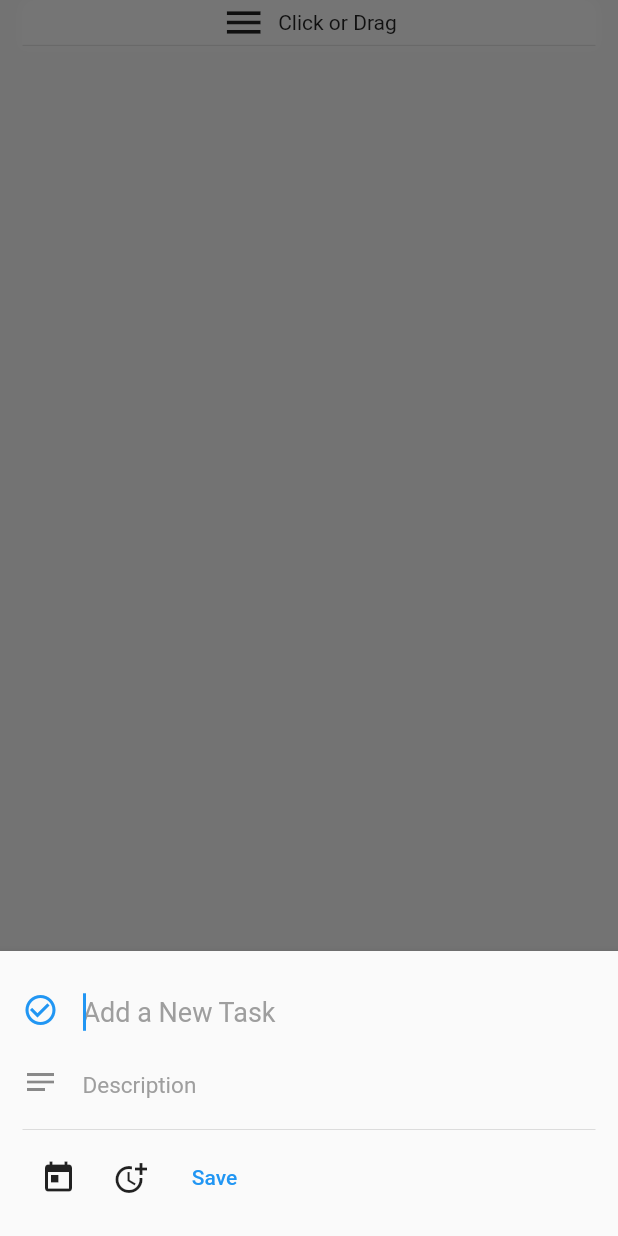
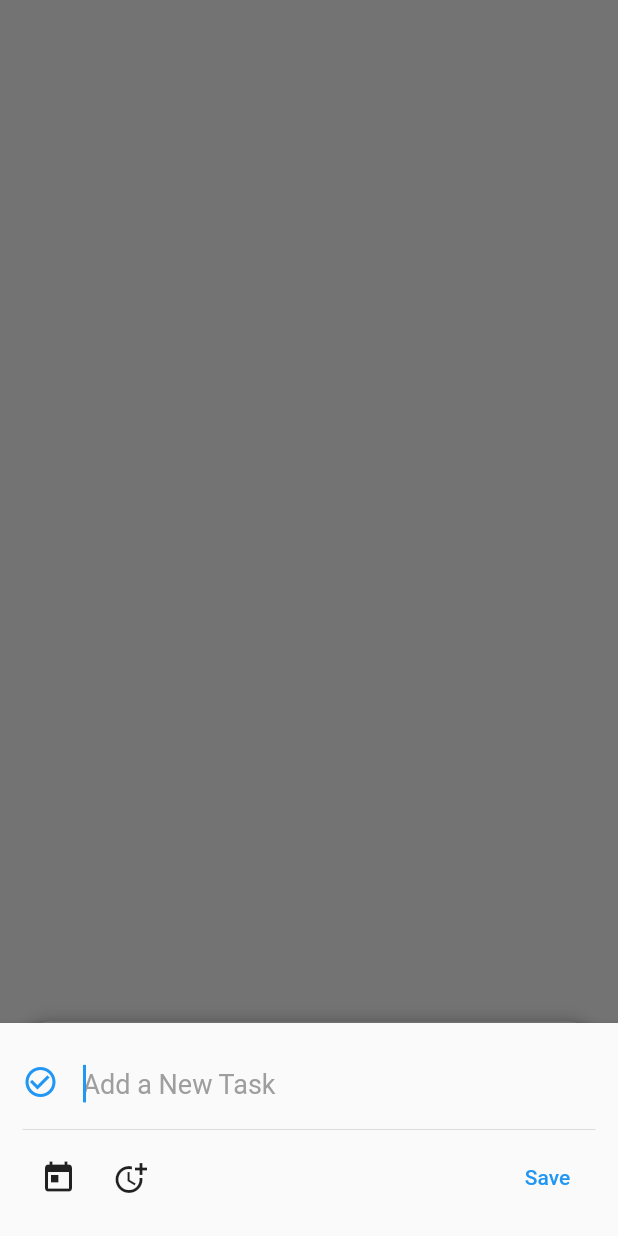
Before and after one commit to boyLazySean/github-Real-Quest, a Flutter app: the screen it shows after launch, after a tap on the "add" icon, on a phone screen of 412 x 824 dp. Run offline on Flutter 3.47's test engine with Material 2 defaults, Android fonts, the phone set to English and light mode, and no system bars; drawn by our look-alikes of sliding_up_panel; missing offline and left inert: flutter_sliding_up_panel.

Commit message:
CHANGE Sliding Panel

```diff
--- a/lib/mainPage.dart
+++ b/lib/mainPage.dart
@@ -1,5 +1,8 @@
 import 'package:flutter/material.dart';
 import 'package:flutter_sliding_up_panel/flutter_sliding_up_panel.dart';
+import 'package:intl/intl.dart';
+import 'package:flutter_sliding_up_panel/sliding_up_panel_widget.dart';
+import 'package:sliding_up_panel/sliding_up_panel.dart';
 
 class Todo {
   bool isDone = false;
@@ -28,22 +31,34 @@ class _mainPageState extends State<mainPage> {
   ScrollController scrollController;
   SlidingUpPanelController panelController = SlidingUpPanelController();
 
+  final double _initFabHeight = 120.0;
+  double _fabHeight;
+  double _panelHeightOpen;
+  double _panelHeightClosed = 95.0;
+
   @override
   void initState() {
-    scrollController = ScrollController();
-    scrollController.addListener(() {
-      if (scrollController.offset >=
-              scrollController.position.maxScrollExtent &&
-          !scrollController.position.outOfRange) {
-        panelController.expand();
-      } else if (scrollController.offset <=
-              scrollController.position.minScrollExtent &&
-          !scrollController.position.outOfRange) {
-        panelController.anchor();
-      } else {}
-    });
     super.initState();
+
+    _fabHeight = _initFabHeight;
   }
+
+  // @override
+  // void initState() {
+  //   scrollController = ScrollController();
+  //   scrollController.addListener(() {
+  //     if (scrollController.offset >=
+  //             scrollController.position.maxScrollExtent &&
+  //         !scrollController.position.outOfRange) {
+  //       panelController.expand();
+  //     } else if (scrollController.offset <=
+  //             scrollController.position.minScrollExtent &&
+  //         !scrollController.position.outOfRange) {
+  //       panelController.anchor();
+  //     } else {}
+  //   });
+  //   super.initState();
+  // }
 
   final _items = <Todo>[];
 
@@ -89,6 +104,7 @@ class _mainPageState extends State<mainPage> {
   }
 
   Future<void> showDateDialog(BuildContext context) async {
+    final DateFormat _dateFormatter = DateFormat('MM, dd, yyyy');
     final newDate = await showDatePicker(
         context: context,
         initialDate: _date,
@@ -100,6 +116,7 @@ class _mainPageState extends State<mainPage> {
         _date = newDate;
       });
     }
+
     return Scaffold(
         body: Column(
       children: [
@@ -117,9 +134,9 @@ class _mainPageState extends State<mainPage> {
 
   @override
   Widget build(BuildContext context) {
-    return Stack(
-      children: <Widget>[
-        Scaffold(
+    _panelHeightOpen = MediaQuery.of(context).size.height * .80;
+
+    return Scaffold(
       bottomNavigationBar: BottomAppBar(
         child: Row(
           children: [
@@ -152,96 +169,84 @@ class _mainPageState extends State<mainPage> {
               _taskPopUpScreen(context);
             },
           )),
-          floatingActionButtonLocation:
-              FloatingActionButtonLocation.centerDocked,
-          body: SlidingUpPanelWidget(
-            child: Container(
-              margin: EdgeInsets.symmetric(horizontal: 15.0),
-              decoration: ShapeDecoration(
-                color: Colors.white,
-                shadows: [
-                  BoxShadow(
-                    blurRadius: 5.0,
-                    spreadRadius: 2.0,
-                    color: Colors.white,
+      floatingActionButtonLocation: FloatingActionButtonLocation.centerDocked,
+      body: SlidingUpPanel(
+        margin: EdgeInsets.only(left: 15, right: 15),
+        maxHeight: _panelHeightOpen,
+        minHeight: _panelHeightClosed,
+        parallaxEnabled: true,
+        parallaxOffset: .5,
+        body: _body(),
+        panelBuilder: (sc) => _panel(sc),
+        borderRadius: BorderRadius.only(
+            topLeft: Radius.circular(18.0), topRight: Radius.circular(18.0)),
+        onPanelSlide: (double pos) => setState(() {
+          _fabHeight =
+              pos * (_panelHeightOpen - _panelHeightClosed) + _initFabHeight;
+        }),
+      ),
+    );
+  }
+
+  Widget _panel(ScrollController sc) {
+    return MediaQuery.removePadding(
+      context: context,
+      removeTop: true,
+      child: ListView(
+        controller: sc,
+        children: <Widget>[
+          SizedBox(
+            height: 8.0,
+          ),
+          Row(
+            mainAxisAlignment: MainAxisAlignment.center,
+            children: <Widget>[
+              Container(
+                width: 50,
+                height: 5,
+                decoration: BoxDecoration(
+                  color: Colors.grey[300],
+                  borderRadius: BorderRadius.all(Radius.circular(12.0)),
+                ),
               ),
             ],
-                shape: RoundedRectangleBorder(
-                  borderRadius: BorderRadius.only(
-                    topLeft: Radius.circular(10.0),
-                    topRight: Radius.circular(10.0),
           ),
-                ),
-              ),
-              child: Column(
-                children: <Widget>[
-                  Container(
-                    alignment: Alignment.center,
-                    child: Row(
-                      children: <Widget>[
-                        Icon(
-                          Icons.menu,
-                          size: 30,
-                        ),
-                        Padding(
-                          padding: EdgeInsets.only(left: 8.0),
-                        ),
-                        Text('Click or Drag'),
-                      ],
-                      mainAxisAlignment: MainAxisAlignment.center,
-                    ),
-                  ),
-                  Divider(
-                    height: 0.5,
-                    color: Colors.grey[300],
-                  ),
-                  Flexible(
-                    child: Container(
-                      child: ListView.separated(
-                        controller: scrollController,
+          ListView.separated(
             physics: ClampingScrollPhysics(),
             itemBuilder: (BuildContext context, todo) {
               return ListBody(
-                            children: _items
-                                .map((todo) => _buildItemWidget(todo))
-                                .toList(),
-                          );
+                  children:
+                      _items.map((todo) => _buildItemWidget(todo)).toList());
             },
             separatorBuilder: (context, todo) {
               return Divider(
-                            height: 0.5,
+                color: Colors.grey,
+                height: 0.1,
               );
             },
             shrinkWrap: true,
             itemCount: 1,
           ),
-                      color: Colors.white,
+        ],
       ),
-                  ),
-                ],
-                mainAxisSize: MainAxisSize.min,
-              ),
-            ),
-            controlHeight: 50.0,
-            anchor: 0.4,
-            panelController: panelController,
-            onTap: () {
-              if (SlidingUpPanelStatus.expanded == panelController.status) {
-                panelController.collapse();
-              } else {
-                panelController.expand();
-              }
-            },
-            enableOnTap: true,
-          ),
-        )
-      ],
     );
   }
+
+  Widget _body() {
+    return Container();
+  }
+
 
   Widget _buildItemWidget(Todo todo) {
     return ListTile(
       onTap: () => _toggleTodo(todo),
+      trailing: Checkbox(
+        onChanged: (value) {
+          print(value);
+        },
+        activeColor: Theme.of(context).primaryColor,
+        value: false,
+      ),
       title: Text(
         todo.title,
         style: todo.isDone
@@ -251,12 +256,10 @@ class _mainPageState extends State<mainPage> {
               )
             : null,
       ),
-        trailing: IconButton(
-          icon: Icon(Icons.delete_forever),
-          onPressed: () {
-            _deleteTodo(todo);
-          },
-        ));
+      subtitle: Text(
+        _date.toString(),
+      ),
+    );
   }
 
   void _taskPopUpScreen(BuildContext context) {
@@ -286,16 +289,6 @@ class _mainPageState extends State<mainPage> {
             ),
             Column(
               children: [
-                TextFormField(
-                  decoration: InputDecoration(
-                    border: InputBorder.none,
-                    icon: Icon(Icons.notes),
-                    hintText: 'Description',
-                    hintStyle: TextStyle(fontSize: 15, color: Colors.grey),
-                  ),
-                  textAlignVertical: TextAlignVertical.center,
-                  style: TextStyle(fontSize: 18),
-                ),
                 Divider(),
                 Row(
                   mainAxisAlignment: MainAxisAlignment.start,
@@ -312,6 +305,7 @@ class _mainPageState extends State<mainPage> {
                         showTimeDialog();
                       },
                     ),
+                    Spacer(),
                     TextButton(
                       child: Text('Save'),
                       onPressed: () => _addTodo(Todo(_todoController.text)),
--- a/pubspec.yaml
+++ b/pubspec.yaml
@@ -26,7 +26,8 @@ dependencies:
   google_fonts: ^2.0.0
   flutter_sliding_up_panel: ^1.1.0+1
   carousel_slider: ^3.0.0
-
+  intl: ^0.16.0
+  sliding_up_panel: ^1.0.2
 
   # The following adds the Cupertino Icons font to your application.
   # Use with the CupertinoIcons class for iOS style icons.
```
Also changed, not shown: pubspec.lock. Lines whose indentation alone changed are shown as unchanged.
